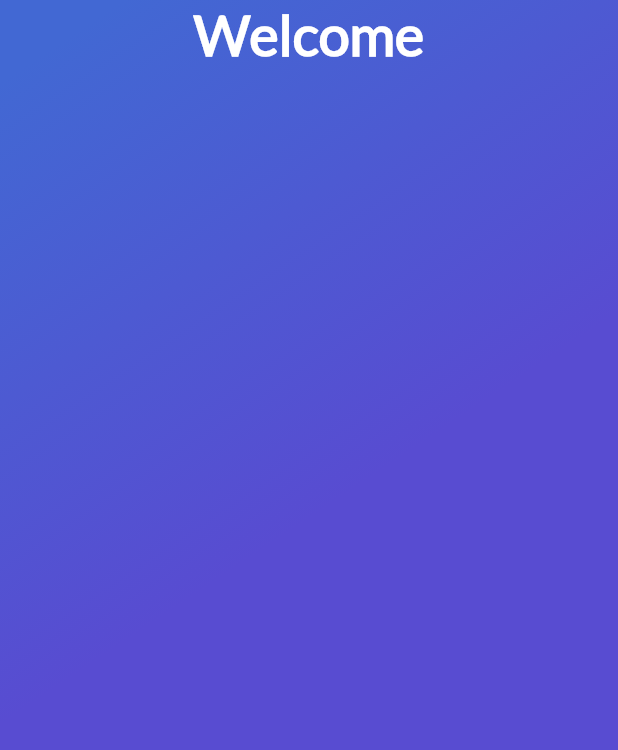
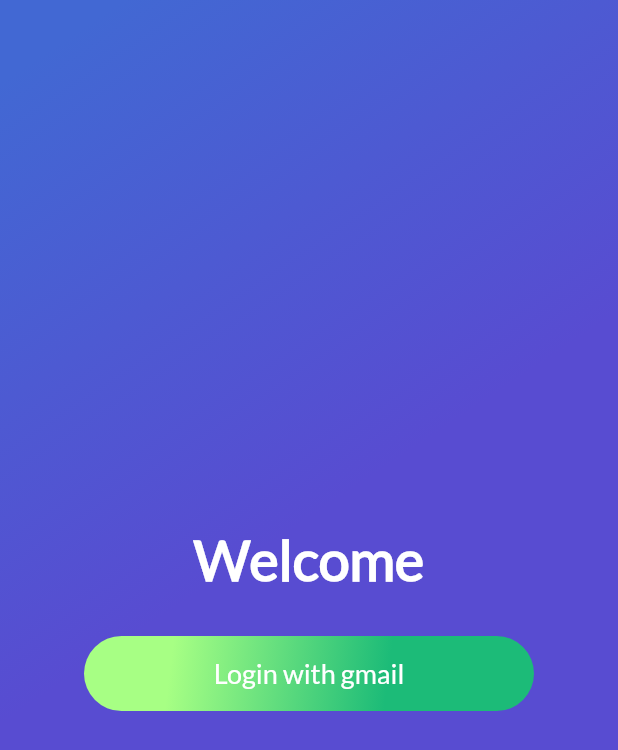
Before and after one commit to alvaro-barrera/flutter-review, a Flutter app: the screen it shows after launch, on a phone screen of 412 x 824 dp. Shown: the top 750 px of the screen. Run offline on Flutter 3.47's test engine with Material 2 defaults, Android fonts, the phone set to English and light mode, and no system bars; missing offline and left inert: generic_bloc_provider.

Commit message:
Botón reutilizable

```diff
--- a/lib/User/ui/screens/sign_in_screen.dart
+++ b/lib/User/ui/screens/sign_in_screen.dart
@@ -1,5 +1,6 @@
 
 import 'package:flutter/material.dart';
+import 'package:platzi_trips_app/widgets/button_green.dart';
 import 'package:platzi_trips_app/widgets/gradient_back.dart';
 
 class SignInScreen extends StatefulWidget {
@@ -24,6 +25,7 @@ class _SignInScreen extends State<SignInScreen> {
         children: [
           GradientBack("", null),
           Column(
+            mainAxisAlignment: MainAxisAlignment.center,
             children: [
               Text(
                 "Welcome",
@@ -33,6 +35,13 @@ class _SignInScreen extends State<SignInScreen> {
                   color: Colors.white,
                   fontWeight: FontWeight.bold
                 ),
+              ),
+              ButtonGreen(text: "Login with gmail",
+                  onPressed: (){
+
+                  },
+                width: 300,
+                height: 50,
               )
             ],
           )
--- /dev/null
+++ b/lib/widgets/button_green.dart
@@ -0,0 +1,68 @@
+import 'package:flutter/material.dart';
+
+class ButtonGreen extends StatefulWidget {
+  final String text;
+  double width = 0;
+  double height = 0;
+  final VoidCallback onPressed;
+
+  ButtonGreen({
+    Key key,
+    @required this.text,
+    @required this.onPressed,
+    this.height,
+    this.width
+});
+
+  @override
+  State<StatefulWidget> createState() {
+    // TODO: implement createState
+    return _ButtonGreen();
+  }
+
+}
+
+class _ButtonGreen extends State<ButtonGreen> {
+  @override
+  Widget build(BuildContext context) {
+    // TODO: implement build
+    return InkWell(
+      onTap: widget.onPressed,
+      child: Container(
+        margin: EdgeInsets.only(
+            top: 30,
+            left: 20,
+            right: 20
+        ),
+        height: widget.height,
+        width: widget.width,
+        decoration: BoxDecoration(
+          borderRadius: BorderRadius.circular(30),
+          gradient: LinearGradient(
+              colors: [
+                Color(0xFFa7ff84),//arriba
+                Color(0xFF1cbb78),//abajo
+              ],
+              begin: FractionalOffset(0.2, 0),
+              end: FractionalOffset(1, 0.6),
+              stops: [0, 0.6],
+              tileMode: TileMode.clamp
+          ),
+        ),
+        child: Center(
+          child: Text(
+            widget.text,
+            style: TextStyle(
+                fontSize: 18,
+                fontFamily: "Lato",
+                color: Colors.white
+            ),
+          ),
+        ),
+
+
+      ),
+    );
+  }
+
+}
```
